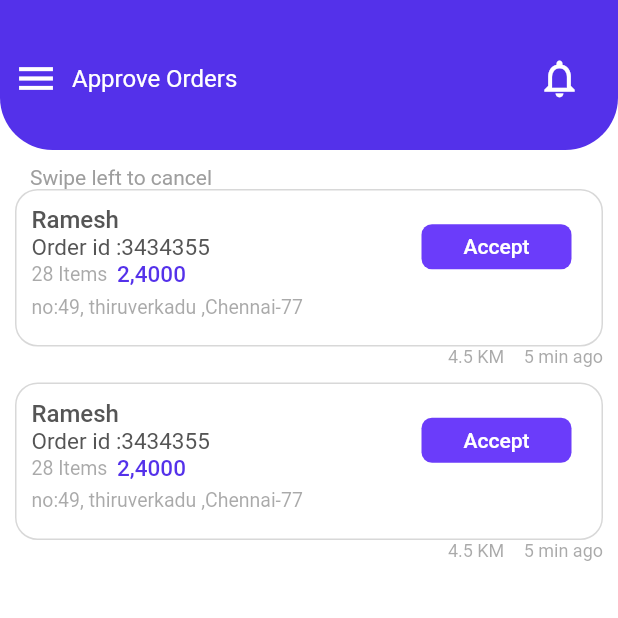
After one commit to bala-619/ecommerce_delivery, a Flutter app: the ApprovedOrder screen opened directly, on a phone screen of 412 x 824 dp, the top half of it. The commit adds this screen. Run offline on Flutter 3.47's test engine with Material 2 defaults, Android fonts, the phone set to English and light mode, and no system bars; missing offline and left inert: scutiwidgets.

Commit message:
customAppBar

```diff
--- /dev/null
+++ b/lib/pages/approvedOrders/approveOrders.dart
@@ -0,0 +1,147 @@
+
+import 'package:ecommerce_delivery/model/orderedReceivedModel.dart';
+import 'package:ecommerce_delivery/notifiers/themeNotifier.dart';
+import 'package:ecommerce_delivery/widgets/circle.dart';
+import 'package:ecommerce_delivery/widgets/customAppbar.dart';
+import 'package:flutter/material.dart';
+import 'package:flutter/services.dart';
+import 'package:provider/provider.dart';
+
+class ApprovedOrder extends StatefulWidget {
+
+  @override
+  _ApprovedOrderState createState() => _ApprovedOrderState();
+}
+
+class _ApprovedOrderState extends State<ApprovedOrder> {
+  late  double width,height,width2,height2,gridWidth;
+
+  List<NewOrderReceivedModel> litems = [
+    NewOrderReceivedModel(name: "Ramesh",id:"3434355" ,items:"28" ,amt:"2,4000" ,address:"no:49, thiruverkadu ,Chennai-77" ,),
+    NewOrderReceivedModel(name: "Ramesh",id:"3434355" ,items:"28" ,amt:"2,4000" ,address:"no:49, thiruverkadu ,Chennai-77" ,)
+
+  ];
+  @override
+  Widget build(BuildContext context) {
+    width=MediaQuery.of(context).size.width;
+    height=MediaQuery.of(context).size.height;
+    SystemChrome.setEnabledSystemUIMode(SystemUiMode.immersiveSticky, overlays: []);
+    return Scaffold(
+      backgroundColor: Colors.white,
+      body: Consumer<ThemeNotifier>(
+          builder: (context,th,child)=> Stack(
+            children: [
+              Container(
+                width: width,
+                height: height,
+                color:  Colors.white,
+                child: Column(
+                    crossAxisAlignment: CrossAxisAlignment.start,
+                    children: [
+                      CustomAppBar(title: 'Approve Orders'),
+
+                      SizedBox(height: 10,),
+                      Container(
+                          padding: EdgeInsets.only(left:20),
+                          child: Text('Swipe left to cancel',style: TextStyle(fontFamily: 'RR',fontSize: 14,color: Colors.grey,),)
+                      ),
+                      Expanded(
+                        child: ListView.builder(
+                          itemCount: litems.length,
+                          itemBuilder: (context, i) {
+                            return Column(
+                              children: [
+                                Container(
+                                  width: width,
+                                  height: 105,
+                                  margin: EdgeInsets.only(left: 10.0,right: 10.0,),
+                                  padding: const EdgeInsets.all(10.0),
+                                  decoration: BoxDecoration(
+                                    borderRadius: BorderRadius.circular(15),
+                                    border: Border.all(color:th.borderColor),
+                                  ),
+                                  child: Column(
+                                    children: [
+                                      Row(
+                                        crossAxisAlignment: CrossAxisAlignment.center,
+                                        children: [
+                                          Column(
+                                            crossAxisAlignment: CrossAxisAlignment.start,
+                                            children: [
+                                              Container(
+                                                  child:Text('${litems[i].name}',style: TextStyle(fontFamily: 'RM',fontSize: 16,color: th.text1,),)
+                                              ),
+                                              Row(
+                                                children: [
+                                                  Container(
+                                                    child:Text('Order id :',style: TextStyle(fontFamily: 'RR',fontSize: 15,color: th.text1,),),
+                                                  ),
+                                                  Text('${litems[i].id}',style: TextStyle(fontFamily: 'RR',fontSize: 15,color: th.text1,),)
+                                                ],
+                                              ),
+                                              Row(
+                                                children: [
+                                                  Container(
+                                                    child:Text('28 Items  ',style: TextStyle(fontFamily: 'RR',fontSize: 13,color: th.text1.withOpacity(0.5),),),
+                                                  ),
+                                                  Text('${litems[i].amt}',style: TextStyle(fontFamily: 'RM',fontSize: 15,color: th.primaryColor1,),)
+                                                ],
+                                              ),
+
+                                            ],
+                                          ),
+                                          Spacer(),
+                                          Container(
+                                              width:100,
+                                              height:30,
+                                              decoration: BoxDecoration(
+                                                borderRadius: BorderRadius.circular(7),
+                                                color:Color(0XFF6B3CFA),
+                                              ),
+                                              alignment:Alignment.center,
+                                              child:Text('Accept',style: TextStyle(fontFamily: 'RM',fontSize: 14,color: Colors.white,),)
+                                          ),
+
+                                          SizedBox(width: 10,)
+                                        ],
+                                      ),
+                                      Container(
+                                          width: width,
+                                          alignment: Alignment.centerLeft,
+                                          margin: EdgeInsets.only(top: 5),
+                                          child:Text('${litems[i].address}',
+                                            style: TextStyle(fontFamily: 'RR',fontSize: 13,color: th.text1.withOpacity(0.5),),
+                                          )
+                                      ),
+                                    ],
+                                  ),
+                                ),
+                                Container(
+                                  margin:EdgeInsets.only(right: 10,bottom: 10),
+                                  child: Row(
+                                    mainAxisAlignment:MainAxisAlignment.end,
+                                    crossAxisAlignment:CrossAxisAlignment.center,
+                                    children: [
+                                      Container(
+                                        child:Text('4.5 KM ',style: TextStyle(fontFamily: 'RR',fontSize: 12,color: th.text1.withOpacity(0.5),),),
+                                      ),
+                                      SizedBox(width: 10,),
+                                      Text('5 min ago',style: TextStyle(fontFamily: 'RR',fontSize: 12,color:th.text1.withOpacity(0.5),),)
+                                    ],
+                                  ),
+                                ),
+                              ],
+                            );
+                          },
+                        ),
+                      )
+                    ]
+                ),
+              ),
+
+            ],
+          )
+      ),
+    );
+  }
+}
--- a/lib/pages/homepage.dart
+++ b/lib/pages/homepage.dart
@@ -1,4 +1,5 @@
 import 'package:ecommerce_delivery/notifiers/themeNotifier.dart';
+import 'package:ecommerce_delivery/pages/approvedOrders/approveOrders.dart';
 import 'package:ecommerce_delivery/pages/newOrderReceived.dart';
 import 'package:ecommerce_delivery/widgets/bottomPainter.dart';
 import 'package:ecommerce_delivery/widgets/circle.dart';
@@ -31,6 +32,7 @@ class _HomePageState extends State<HomePage> {
                 color: Colors.white,
                 child:
                 bottomSelIndex==1?NewOrderReceived():
+                bottomSelIndex==2?ApprovedOrder():
                 Container(),
               ),
 
--- a/lib/pages/newOrderReceived.dart
+++ b/lib/pages/newOrderReceived.dart
@@ -2,12 +2,12 @@
 import 'package:ecommerce_delivery/model/orderedReceivedModel.dart';
 import 'package:ecommerce_delivery/notifiers/themeNotifier.dart';
 import 'package:ecommerce_delivery/widgets/circle.dart';
+import 'package:ecommerce_delivery/widgets/customAppbar.dart';
 import 'package:flutter/material.dart';
 import 'package:flutter/services.dart';
 import 'package:provider/provider.dart';
 
 class NewOrderReceived extends StatefulWidget {
-  const NewOrderReceived({Key? key}) : super(key: key);
 
   @override
   _NewOrderReceivedState createState() => _NewOrderReceivedState();
@@ -38,49 +38,7 @@ class _NewOrderReceivedState extends State<NewOrderReceived> {
               child: Column(
                   crossAxisAlignment: CrossAxisAlignment.start,
                   children: [
-                    Container(
-                      height: 100,
-                      decoration: BoxDecoration(
-                          borderRadius: BorderRadius.only(bottomLeft: Radius.circular(35),bottomRight: Radius.circular(35)),
-                          color: th.primaryColor1
-                      ),
-                      child: Column(
-                        mainAxisAlignment: MainAxisAlignment.center,
-                        crossAxisAlignment: CrossAxisAlignment.start,
-                        children: [
-                          SizedBox(height: 5,),
-                          Container(
-                            child: Row(
-                              mainAxisAlignment: MainAxisAlignment.spaceBetween,
-                              children: [
-                                Row(
-                                  children: [
-                                    IconButton(onPressed: (){
-                                      // widget.voidCallback();
-                                      // Navigator.push(context, MaterialPageRoute(builder: (ctx)=>ThemeSettings()));
-                                    },
-                                      icon: Icon(Icons.menu,color: Colors.white,size: 30,),
-                                    ),
-                                    Text('New Order Received',style: TextStyle(fontFamily: 'RR',fontSize: 16,color: Colors.white,),)
-                                  ],
-                                ),
-                                Container(
-                                    padding: EdgeInsets.only(right: 15.0),
-                                    child:   Row(
-                                      children: [
-                                        IconButton(onPressed: (){
-                                        },
-                                          icon: Icon(Icons.menu,color: Colors.white,size: 30,),
-                                        ),
-                                      ],
-                                    )
-                                ),
-                              ],
-                            ),
-                          ),
-                        ],
-                      ),
-                    ),
+                    CustomAppBar(title: 'New Order Received'),
                     SizedBox(height: 10,),
                     Container(
                         padding: EdgeInsets.only(left:20),
--- /dev/null
+++ b/lib/widgets/customAppbar.dart
@@ -0,0 +1,54 @@
+import 'package:ecommerce_delivery/notifiers/themeNotifier.dart';
+import 'package:flutter/material.dart';
+import 'package:provider/provider.dart';
+class CustomAppBar extends StatelessWidget {
+  String title;
+  CustomAppBar({required this.title});
+
+  @override
+  Widget build(BuildContext context) {
+    return Container(
+      height: 100,
+      decoration: BoxDecoration(
+          borderRadius: BorderRadius.only(bottomLeft: Radius.circular(35),bottomRight: Radius.circular(35)),
+          color: Provider.of<ThemeNotifier>(context,listen: false).primaryColor1
+      ),
+      child: Column(
+        mainAxisAlignment: MainAxisAlignment.center,
+        crossAxisAlignment: CrossAxisAlignment.start,
+        children: [
+          SizedBox(height: 5,),
+          Container(
+            child: Row(
+              mainAxisAlignment: MainAxisAlignment.spaceBetween,
+              children: [
+                Row(
+                  children: [
+                    IconButton(onPressed: (){
+                      // widget.voidCallback();
+                      // Navigator.push(context, MaterialPageRoute(builder: (ctx)=>ThemeSettings()));
+                    },
+                      icon: Icon(Icons.menu,color: Colors.white,size: 30,),
+                    ),
+                    Text(title,style: TextStyle(fontFamily: 'RR',fontSize: 16,color: Colors.white,),)
+                  ],
+                ),
+                Container(
+                    padding: EdgeInsets.only(right: 15.0),
+                    child:   Row(
+                      children: [
+                        IconButton(onPressed: (){
+                        },
+                          icon: Icon(Icons.notifications_none,color: Colors.white,size: 30,),
+                        ),
+                      ],
+                    )
+                ),
+              ],
+            ),
+          ),
+        ],
+      ),
+    );
+  }
+}
```
